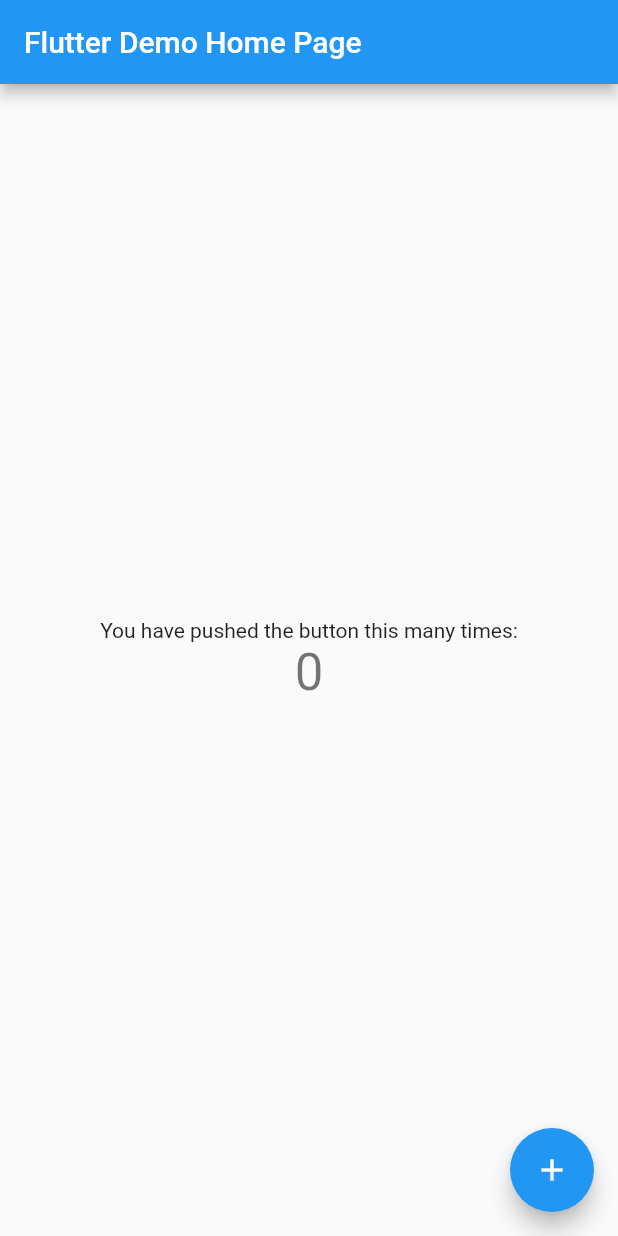
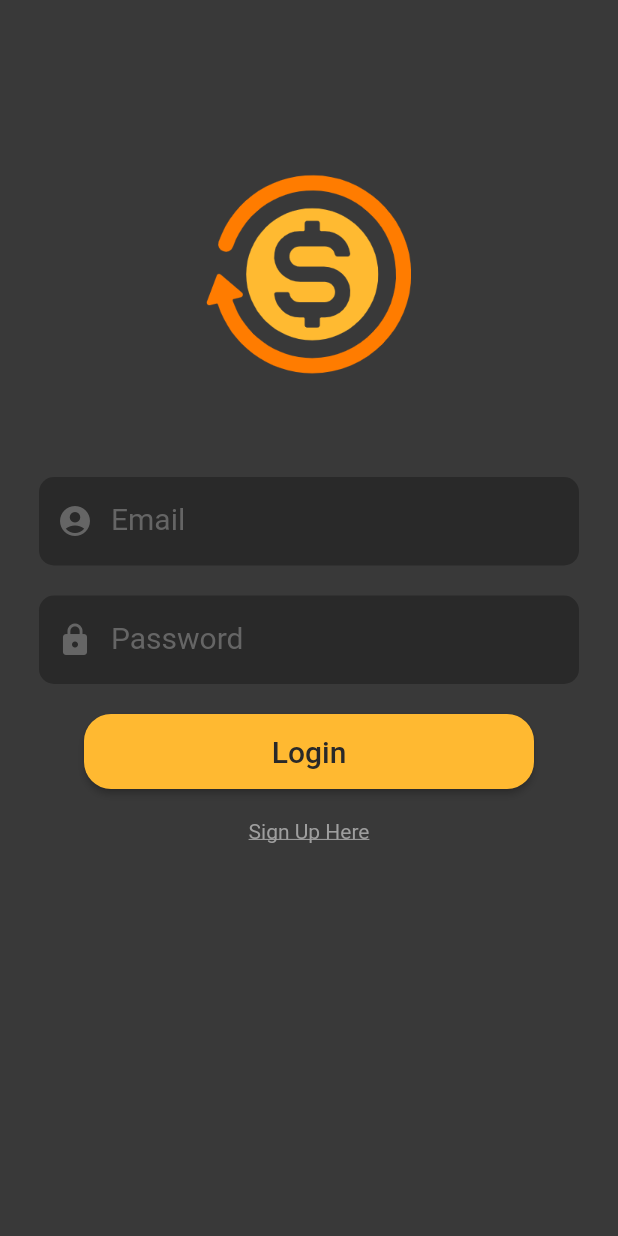
Before and after one commit to chwizdo/budget_tracking_system, a Flutter app: the screen it shows after launch, on a phone screen of 412 x 824 dp. Run offline on Flutter 3.47's test engine with Material 2 defaults, Android fonts, the phone set to English and light mode, and no system bars; our stand-ins replace grouped_list.

Commit message:
Login and Record Page UI Designed the UI for Login page and Record page

```diff
--- a/lib/main.dart
+++ b/lib/main.dart
@@ -1,117 +1,11 @@
 import 'package:flutter/material.dart';
+import 'package:budget_tracking_system/pages/mainpage.dart';
+import 'package:budget_tracking_system/pages/login.dart';
 
-void main() {
-  runApp(MyApp());
-}
-
-class MyApp extends StatelessWidget {
-  // This widget is the root of your application.
-  @override
-  Widget build(BuildContext context) {
-    return MaterialApp(
-      title: 'Flutter Demo',
-      theme: ThemeData(
-        // This is the theme of your application.
-        //
-        // Try running your application with "flutter run". You'll see the
-        // application has a blue toolbar. Then, without quitting the app, try
-        // changing the primarySwatch below to Colors.green and then invoke
-        // "hot reload" (press "r" in the console where you ran "flutter run",
-        // or simply save your changes to "hot reload" in a Flutter IDE).
-        // Notice that the counter didn't reset back to zero; the application
-        // is not restarted.
-        primarySwatch: Colors.blue,
-        // This makes the visual density adapt to the platform that you run
-        // the app on. For desktop platforms, the controls will be smaller and
-        // closer together (more dense) than on mobile platforms.
-        visualDensity: VisualDensity.adaptivePlatformDensity,
-      ),
-      home: MyHomePage(title: 'Flutter Demo Home Page'),
-    );
-  }
-}
-
-class MyHomePage extends StatefulWidget {
-  MyHomePage({Key key, this.title}) : super(key: key);
-
-  // This widget is the home page of your application. It is stateful, meaning
-  // that it has a State object (defined below) that contains fields that affect
-  // how it looks.
-
-  // This class is the configuration for the state. It holds the values (in this
-  // case the title) provided by the parent (in this case the App widget) and
-  // used by the build method of the State. Fields in a Widget subclass are
-  // always marked "final".
-
-  final String title;
-
-  @override
-  _MyHomePageState createState() => _MyHomePageState();
-}
-
-class _MyHomePageState extends State<MyHomePage> {
-  int _counter = 0;
-
-  void _incrementCounter() {
-    setState(() {
-      // This call to setState tells the Flutter framework that something has
-      // changed in this State, which causes it to rerun the build method below
-      // so that the display can reflect the updated values. If we changed
-      // _counter without calling setState(), then the build method would not be
-      // called again, and so nothing would appear to happen.
-      _counter++;
-    });
-  }
-
-  @override
-  Widget build(BuildContext context) {
-    // This method is rerun every time setState is called, for instance as done
-    // by the _incrementCounter method above.
-    //
-    // The Flutter framework has been optimized to make rerunning build methods
-    // fast, so that you can just rebuild anything that needs updating rather
-    // than having to individually change instances of widgets.
-    return Scaffold(
-      appBar: AppBar(
-        // Here we take the value from the MyHomePage object that was created by
-        // the App.build method, and use it to set our appbar title.
-        title: Text(widget.title),
-      ),
-      body: Center(
-        // Center is a layout widget. It takes a single child and positions it
-        // in the middle of the parent.
-        child: Column(
-          // Column is also a layout widget. It takes a list of children and
-          // arranges them vertically. By default, it sizes itself to fit its
-          // children horizontally, and tries to be as tall as its parent.
-          //
-          // Invoke "debug painting" (press "p" in the console, choose the
-          // "Toggle Debug Paint" action from the Flutter Inspector in Android
-          // Studio, or the "Toggle Debug Paint" command in Visual Studio Code)
-          // to see the wireframe for each widget.
-          //
-          // Column has various properties to control how it sizes itself and
-          // how it positions its children. Here we use mainAxisAlignment to
-          // center the children vertically; the main axis here is the vertical
-          // axis because Columns are vertical (the cross axis would be
-          // horizontal).
-          mainAxisAlignment: MainAxisAlignment.center,
-          children: <Widget>[
-            Text(
-              'You have pushed the button this many times:',
-            ),
-            Text(
-              '$_counter',
-              style: Theme.of(context).textTheme.headline4,
-            ),
-          ],
-        ),
-      ),
-      floatingActionButton: FloatingActionButton(
-        onPressed: _incrementCounter,
-        tooltip: 'Increment',
-        child: Icon(Icons.add),
-      ), // This trailing comma makes auto-formatting nicer for build methods.
-    );
-  }
-}
+void main() => runApp(MaterialApp(
+  initialRoute: '/login',
+  routes: {
+    '/login': (context) => Login(),
+    '/mainpage': (context) => Mainpage()
+  },
+));
--- /dev/null
+++ b/lib/pages/login.dart
@@ -0,0 +1,119 @@
+import 'package:flutter/material.dart';
+
+class Login extends StatefulWidget {
+  @override
+  _LoginState createState() => _LoginState();
+}
+
+class _LoginState extends State<Login> {
+  @override
+  Widget build(BuildContext context) {
+    return Scaffold(
+      backgroundColor: Color.fromRGBO(57, 57, 57, 1),
+      body: SafeArea(
+        child: Padding(
+          padding: const EdgeInsets.all(8.0),
+          child: ListView(
+            padding: EdgeInsets.symmetric(horizontal: 18.0),
+            children: [
+              //Creates a space to display the logo.
+              Column(
+                children: [
+                  SizedBox(height: 100.0),
+                  Image.asset(
+                    'assets/Logo.png',
+                    height: 150.0,
+                    width: 150.0,
+                  ),
+                ],
+              ),
+              SizedBox(height: 60.0),
+              //Creates a text field for email input.
+              TextField(
+                decoration: InputDecoration(
+                  border: InputBorder.none,
+                  filled: true,
+                  fillColor: Color.fromRGBO(41, 41, 41, 1),
+                  enabledBorder: OutlineInputBorder(
+                  borderRadius: BorderRadius.all(Radius.circular(10.0)),
+                  borderSide: BorderSide(color: Colors.transparent),
+                  ),
+                  prefixIcon: Icon(
+                    Icons.account_circle,
+                    color: Color.fromRGBO(101, 101, 101, 1),
+                    ),
+                  labelText: 'Email',
+                  hintText: 'example@mail.com',
+                  hintStyle: TextStyle(
+                    color: Color.fromRGBO(101, 101, 101, 1)
+                  ),
+                  labelStyle: TextStyle(
+                    fontSize: 20.0,
+                    color: Color.fromRGBO(101, 101, 101, 1)),
+                ),
+              ),
+              SizedBox(height: 20.0),
+              //Creates a text field for password input.
+              TextField(
+                //To hide the password characters
+                obscureText: true,
+                decoration: InputDecoration(
+                  border: InputBorder.none,
+                  filled: true,
+                  fillColor: Color.fromRGBO(41, 41, 41, 1),
+                  enabledBorder: OutlineInputBorder(
+                  borderRadius: BorderRadius.all(Radius.circular(10.0)),
+                  borderSide: BorderSide(color: Colors.transparent),
+                  ),
+                  prefixIcon: Icon(
+                    Icons.lock,
+                    color: Color.fromRGBO(101, 101, 101, 1),
+                    ),
+                  labelText: 'Password',
+                  labelStyle: TextStyle(
+                    fontSize: 20.0,
+                    color: Color.fromRGBO(101, 101, 101, 1)),
+                ),
+              ),
+              SizedBox(height: 20.0),
+              //Creates a login button that navigates to main page.
+              Column(
+                children: [
+                  ButtonTheme(
+                    height: 50.0,
+                    minWidth: 300.0,
+                    child: RaisedButton(
+                      color: Color.fromRGBO(255, 185, 49, 1),
+                      shape: RoundedRectangleBorder(
+                        borderRadius: BorderRadius.circular(18.0)
+                      ),
+                      onPressed: () {
+                        Navigator.pushReplacementNamed(context, '/mainpage');
+                      },
+                      child: Text(
+                        'Login',
+                        style: TextStyle(
+                          fontSize: 20.0,
+                          color: Color.fromRGBO(41, 41, 41, 1),
+                        ),
+                      ),
+                    ),
+                  ),
+                  SizedBox(height: 20.0),
+                  //A clickable text that navigates user to register new account.
+                  Text(
+                    'Sign Up Here',
+                    style: TextStyle(
+                      decoration: TextDecoration.underline,
+                      color: Colors.grey
+                    ),
+                  )
+                ],
+              ),
+            ],
+          ),
+        ),
+      ),
+    );
+  }
+}
```
Also changed, not shown: lib/pages/mainpage.dart (added, +88 -0 lines), lib/tabs/account.dart (added, +17 -0 lines), lib/tabs/budget.dart (added, +17 -0 lines), lib/tabs/record.dart (added, +217 -0 lines), lib/tabs/settings.dart (added, +17 -0 lines), lib/tabs/statistic.dart (added, +18 -0 lines), pubspec.yaml (+4 -3 lines), assets/Logo.png (added), pubspec.lock, 3 other files.
